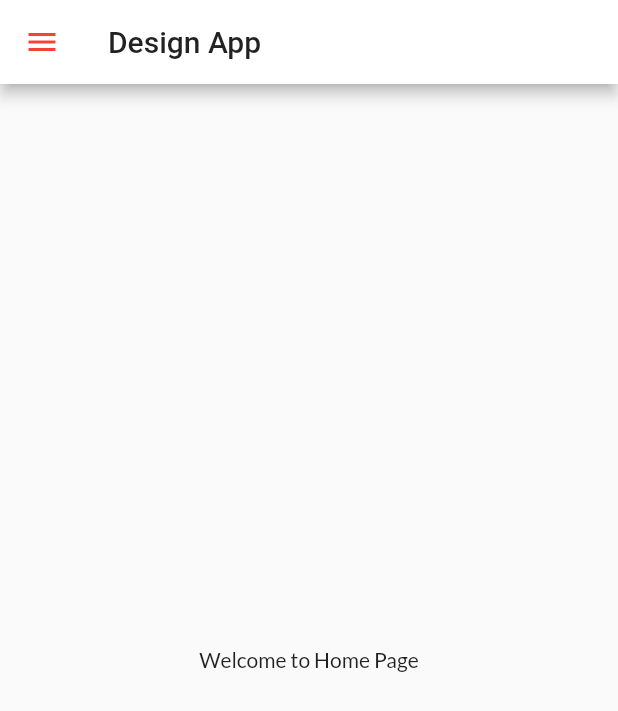
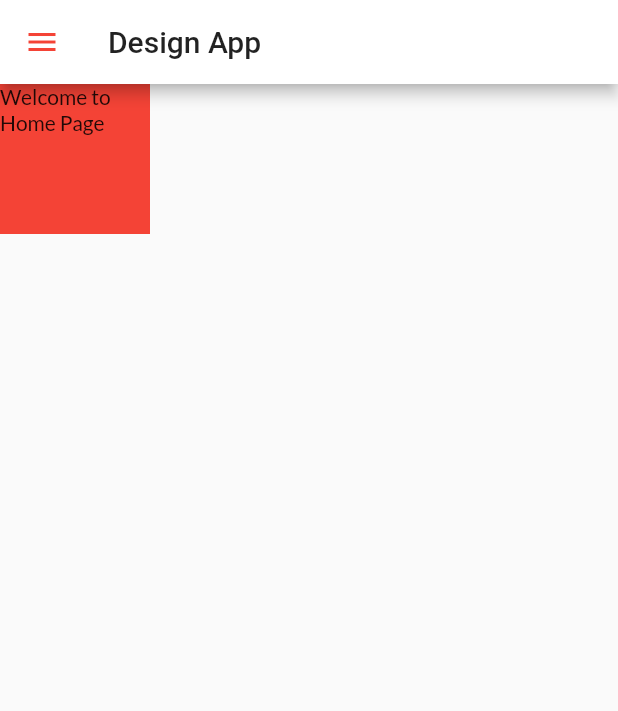
Before and after one commit to IkramGhalib/catlogs, a Flutter app: the Home screen opened by its route, on a phone screen of 412 x 824 dp. Shown: the top 711 px of the screen. Run offline on Flutter 3.47's test engine with Material 2 defaults, Android fonts, the phone set to English and light mode, and no system bars; our stand-ins replace google_fonts.

Commit message:
Container height Check

```diff
--- a/lib/home.dart
+++ b/lib/home.dart
@@ -14,12 +14,15 @@ class Home extends StatelessWidget {
         // iconTheme: IconThemeData(color: Colors.yellow),
         title: Text("Design App"),
       ),
-      body: Center(
-        child: Container(
+      body: Column(
+        children: [
+          Container(
+          width: 100,
+          height: 100,
+          color: Colors.red,
           child: (Text('Welcome to Home Page')
           ),
-        ),
-
+        ),],
       ),
       drawer: MyDrawer(),
 
```
